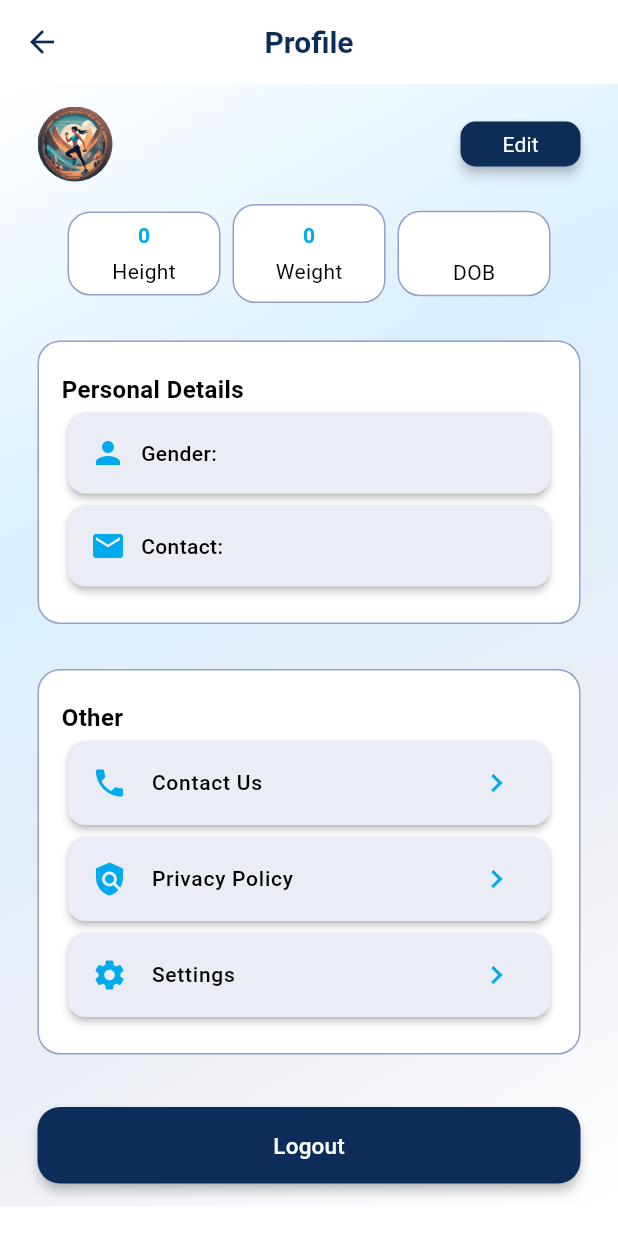
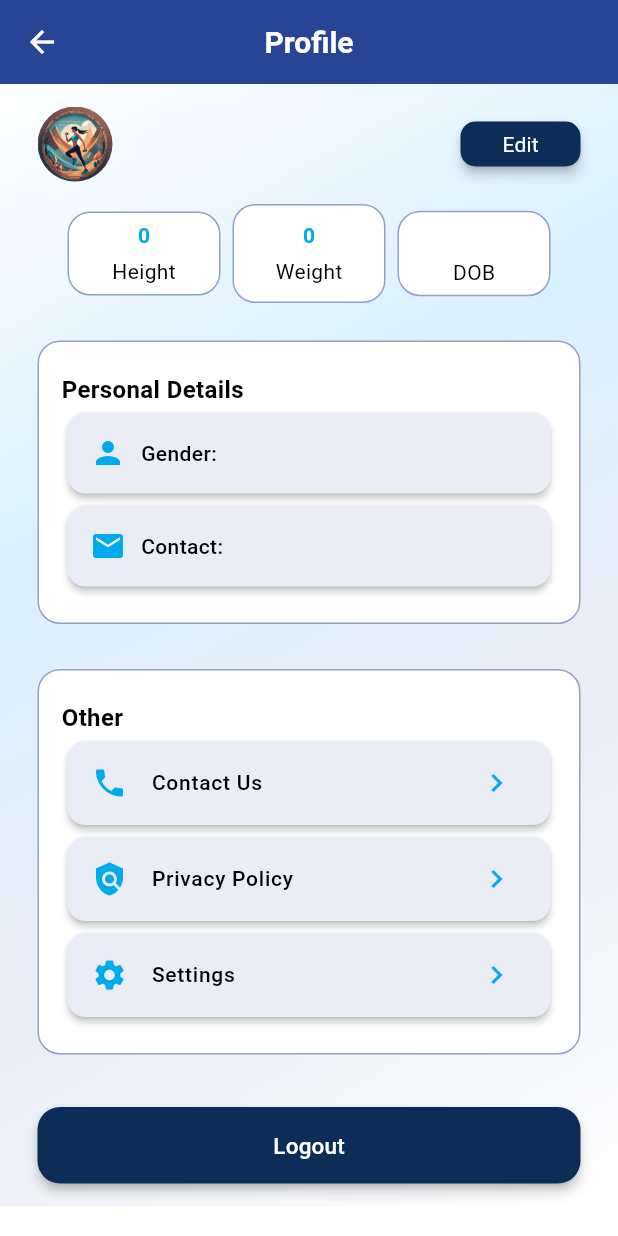
Before and after one commit to VitaliFitness/Vitali, a Flutter app: the ProfileView screen opened directly, on a phone screen of 412 x 824 dp. Run offline on Flutter 3.47's test engine with Material 3 defaults, Android fonts, the light colour scheme and no system bars; our stand-ins replace carousel_slider, cloud_firestore, firebase_auth, firebase_core, firebase_database, percent_indicator and 2 more; accounts and stored records are empty.

Commit message:
Profile Pushed

```diff
--- a/lib/Screens/user_profile_screen.dart
+++ b/lib/Screens/user_profile_screen.dart
@@ -48,12 +48,12 @@ class _ProfileViewState extends State<ProfileView> {
   Widget build(BuildContext context) {
     return Scaffold(
       appBar: AppBar(
-        backgroundColor: Colors.white,
+        backgroundColor: const Color(0xFF284494),
         centerTitle: true,
         elevation: 0,
         leading: IconButton(
           icon: const Icon(Icons.arrow_back),
-          color: const Color(0xFF0C2D57),
+          color: Colors.white,
           onPressed: () {
             Navigator.push(
               context,
@@ -64,7 +64,7 @@ class _ProfileViewState extends State<ProfileView> {
         title: const Text(
           "Profile",
           style: TextStyle(
-            color: Color(0xFF0C2D57),
+            color: Colors.white,
             fontSize: 20,
             fontWeight: FontWeight.w700,
           ),
@@ -134,7 +134,7 @@ class _ProfileViewState extends State<ProfileView> {
                         Navigator.push(
                           context,
                           MaterialPageRoute(
-                            builder: (context) => const UpdateProfileScreen(),
+                            builder: (context) => UpdateProfileScreen(email: email),
                           ),
                         );
                       },
```
